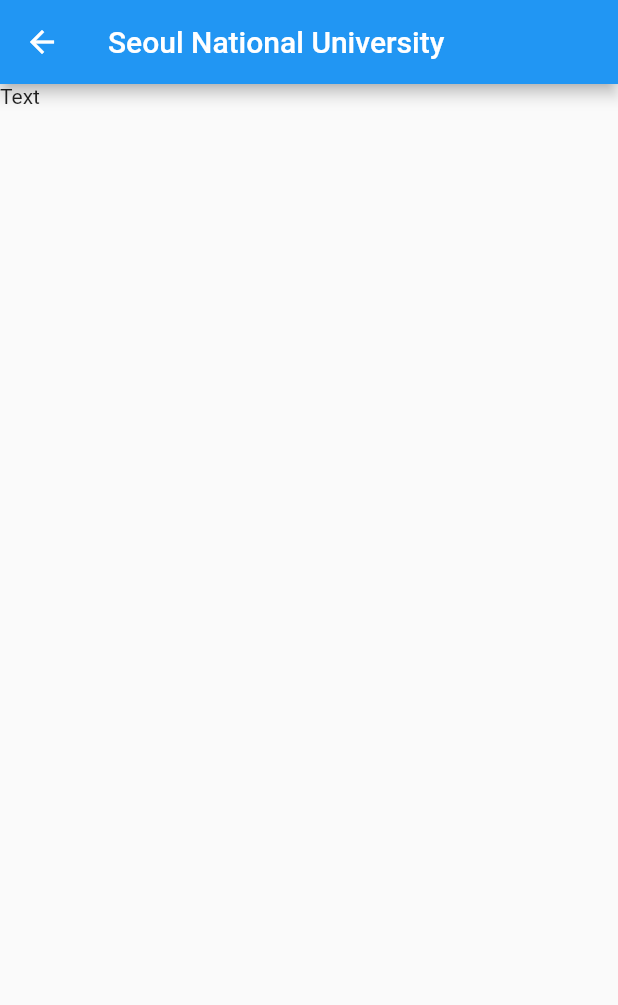
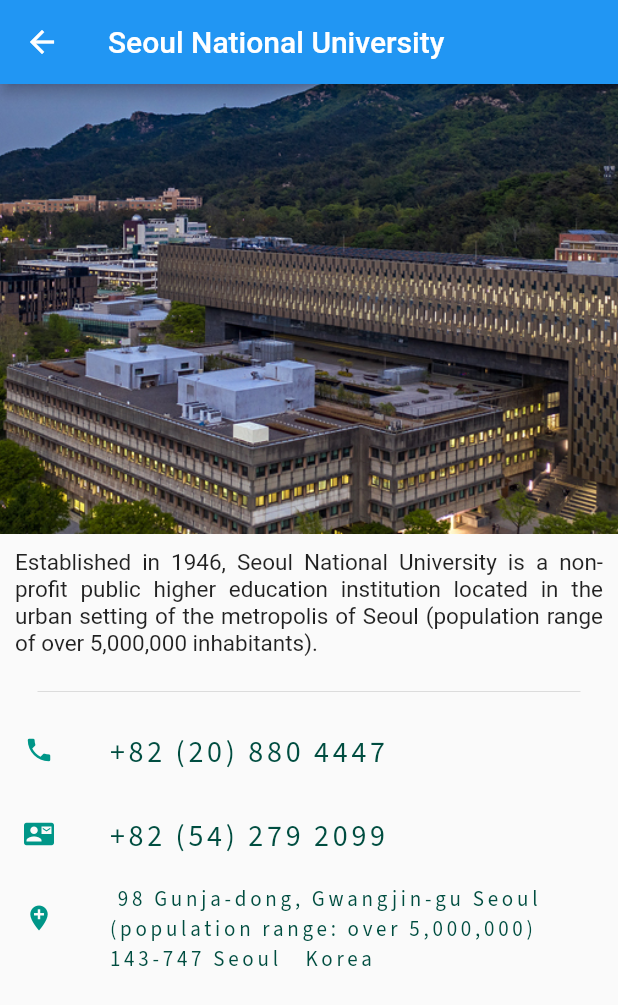
Before and after one commit to Naxalov/UniversityApp, a Flutter app: the screen it shows after launch, after a tap on "Seoul National University", on a phone screen of 412 x 824 dp. Shown: the top 1005 px of the screen. Run offline on Flutter 3.47's test engine with Material 2 defaults, Android fonts, the phone set to English and light mode, and no system bars; our stand-ins replace google_fonts.

Commit message:
update unversity list

```diff
--- a/assets/university.json
+++ b/assets/university.json
@@ -48,7 +48,7 @@
   },
   {
     "name": "Hanyang University",
-    "overview": "Founded in 1971, KAIST is a non-profit public higher education institution located in the urban setting of the large city of Daejeon (population range of 1,000,000-5,000,000 inhabitants).",
+    "overview": "Founded in 1939, Hanyang University is a for-profit private higher education institution located in the urban setting of the metropolis of Seoul (population range of over 5,000,000 inhabitants). This institution has also branch campuses in the following location(s): Ansan. Officially accredited and/or recognized by the Ministry of Education, Korea, Hanyang University (HYU) is a very large (uniRank enrollment range: 35,000-39,999 students) coeducational higher education institution. Hanyang University (HYU) offers courses and programs leading to officially recognized higher education degrees such as bachelor degrees, master degrees, doctorate degrees in several areas of study. See the uniRank degree levels and areas of study matrix below for further details. This 80 years old higher-education institution has a selective admission policy based on entrance examinations and students' past academic record and grades. International students are welcome to apply for enrollment.",
     "city": "Seoul",
     "acronym": "HYU",
     "phone": "+82 (2) 880 4447",
@@ -85,5 +85,37 @@
     "acronym": "POSTECH",
     "phone": "+82 (2) 880 4447",
     "id": 0
+  },
+  {
+    "name": "Ewha Womans University",
+    "overview": "Established in 1886, Ewha Womans University is a private higher education institution located in the urban setting of the metropolis of Seoul (population range of over 5,000,000 inhabitants). Officially accredited and/or recognized by the Ministry of Education, Korea, Ewha Womans University is a large (uniRank enrollment range: 15,000-19,999 students) women only higher education institution. Ewha Womans University offers courses and programs leading to officially recognized higher education degrees such as bachelor degrees in several areas of study. See the uniRank degree levels and areas of study matrix below for further details.",
+    "city": "Seoul",
+    "acronym": "EWHA",
+    "phone": "+82 (2) 880 4447",
+    "id": 0
+  },
+  {
+    "name": "Kyung Hee University",
+    "overview": "Established in 1949, Kyung Hee University is a non-profit private higher education institution located in the urban setting of the metropolis of Seoul (population range of over 5,000,000 inhabitants). This institution has also branch campuses in the following location(s): Suwon. Officially accredited and/or recognized by the Ministry of Education, Korea, Kyung Hee University (KHU) is a large (uniRank enrollment range: 25,000-29,999 students)",
+    "city": "Seoul",
+    "acronym": "KHU",
+    "phone": "+82 (2) 880 4447",
+    "id": 0
+  },
+  {
+    "name": "Kyungpook National University",
+    "overview": "Established in 1949, Kyung Hee University is a non-profit private higher education institution located in the urban setting of the metropolis of Seoul (population range of over 5,000,000 inhabitants). This institution has also branch campuses in the following location(s): Suwon. Officially accredited and/or recognized by the Ministry of Education, Korea, Kyung Hee University (KHU) is a large (uniRank enrollment range: 25,000-29,999 students)",
+    "city": "Seoul",
+    "acronym": "Kyungpook",
+    "phone": "+82 (2) 880 4447",
+    "id": 0
+  },
+  {
+    "name": "Hankuk University of Foreign Studies",
+    "overview": "Established in 1949, Kyung Hee University is a non-profit private higher education institution located in the urban setting of the metropolis of Seoul (population range of over 5,000,000 inhabitants). This institution has also branch campuses in the following location(s): Suwon. Officially accredited and/or recognized by the Ministry of Education, Korea, Kyung Hee University (KHU) is a large (uniRank enrollment range: 25,000-29,999 students)",
+    "city": "Seoul",
+    "acronym": "HUFS",
+    "phone": "+82 (2) 880 4447",
+    "id": 0
   }
 ]
--- a/lib/screens/detailScreen.dart
+++ b/lib/screens/detailScreen.dart
@@ -1,9 +1,13 @@
 import 'package:flutter/material.dart';
+import 'package:google_fonts/google_fonts.dart';
 import 'package:university_app/university.dart';
 
 class DetailScreen extends StatelessWidget {
   final University uni;
-  DetailScreen(University this.uni );
+  double boxHeight = 300;
+  double boxWidth = 450;
+
+  DetailScreen(University this.uni);
 
   @override
   Widget build(BuildContext context) {
@@ -11,7 +15,75 @@ class DetailScreen extends StatelessWidget {
       appBar: AppBar(
         title: Text(uni.name),
       ),
-      body: Text('Text'),
+      body: SingleChildScrollView(
+        child: Column(
+          children: <Widget>[
+            Image.asset(
+              'assets/images/${uni.acronym}.jpg',
+              height: boxHeight,
+              width: boxWidth,
+              fit: BoxFit.cover,
+            ),
+            Padding(
+              padding: EdgeInsets.all(10),
+              child: Text(
+                uni.overview,
+                textAlign: TextAlign.justify,
+                style: TextStyle(fontSize: 15),
+              ),
+            ),
+            Padding(
+              padding: const EdgeInsets.symmetric(vertical: 5, horizontal: 25),
+              child: Divider(),
+            ),
+            ListTile(
+              leading: Icon(
+                Icons.phone,
+                size: 20.0,
+                color: Colors.teal,
+              ),
+              title: Text(
+                '+82 (20) 880 4447',
+                style: GoogleFonts.sourceSansPro(
+                  color: Colors.teal[900],
+                  letterSpacing: 2.5,
+                  fontSize: 20.0,
+                ),
+              ),
+            ),
+            ListTile(
+              leading: Icon(
+                Icons.contact_mail,
+                size: 20.0,
+                color: Colors.teal,
+              ),
+              title: Text(
+                '+82 (54) 279 2099',
+                style: GoogleFonts.sourceSansPro(
+                  color: Colors.teal[900],
+                  letterSpacing: 2.5,
+                  fontSize: 20.0,
+                ),
+              ),
+            ),
+            ListTile(
+              leading: Icon(
+                Icons.add_location,
+                size: 20.0,
+                color: Colors.teal,
+              ),
+              title: Text(
+                '	98 Gunja-dong, Gwangjin-gu Seoul (population range: over 5,000,000)  143-747 Seoul   Korea',
+                style: GoogleFonts.sourceSansPro(
+                  color: Colors.teal[900],
+                  letterSpacing: 2.5,
+                  fontSize: 14.0,
+                ),
+              ),
+            ),
+          ],
+        ),
+      ),
     );
   }
 }
--- a/pubspec.yaml
+++ b/pubspec.yaml
@@ -19,6 +19,7 @@ environment:
 dependencies:
   flutter:
     sdk: flutter
+  google_fonts: ^0.3.6
 
   # The following adds the Cupertino Icons font to your application.
   # Use with the CupertinoIcons class for iOS style icons.
@@ -44,6 +45,7 @@ flutter:
   assets:
     - assets/university.json
     - assets/logo/
+    - assets/images/
   #  - images/a_dot_burr.jpeg
   #  - images/a_dot_ham.jpeg
 
```
Also changed, not shown: assets/images/KAIST.jpg (added), assets/images/KHU.png (added), assets/images/KOREA.jpg (added), assets/images/PUSAN.jpg (added), assets/images/SNU.jpg (added), assets/logo/EWHA.png (added), assets/logo/HUFS.png (added), assets/logo/KHU.png (added), assets/logo/Kyungpook.png (added), pubspec.lock.
